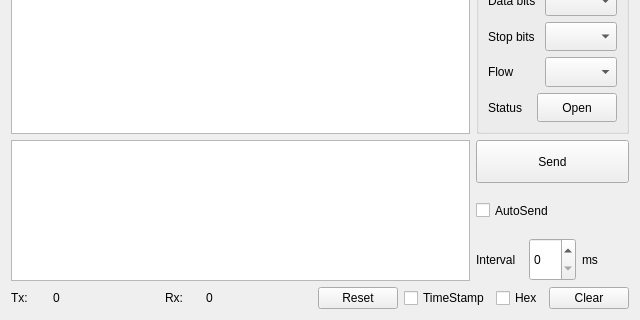
This is CSerialDebug/SerialDebugWidget.ui in caijun2020/Serial_Debug_Tool as Qt 5 draws it before an edit; both pictures show x 0 to 640 and y 160 to 480 of the 640 by 480 pixel window. The edited form follows.
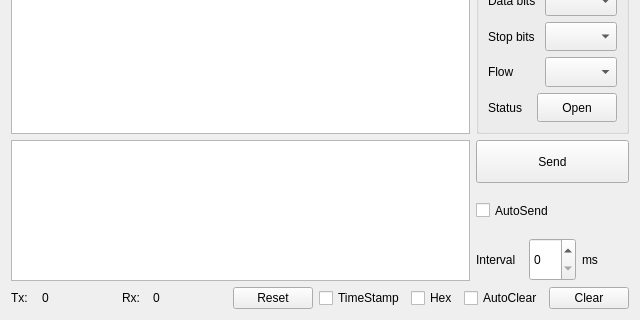
This is the edited form.

Commit message: 1. Add hex format and auto clear in UI SerialDebugWidget 2. Use signals and slots to start/stop timerForRx in class QSerialPort for multi-thread programming 3. Add signals and slots startPolling(), stopPolling() and slots startPollingTimer() and stopPollingTimer() in class QSerialPort

Patch:
```diff
--- a/CSerialDebug/SerialDebugWidget.ui
+++ b/CSerialDebug/SerialDebugWidget.ui
@@ -246,7 +246,7 @@
     </layout>
    </item>
    <item row="2" column="0">
-    <layout class="QHBoxLayout" name="horizontalLayout_14" stretch="3,1">
+    <layout class="QHBoxLayout" name="horizontalLayout_14" stretch="1,1">
      <item>
       <layout class="QHBoxLayout" name="horizontalLayout_11">
        <item>
@@ -328,6 +328,13 @@
          </property>
         </widget>
        </item>
+       <item>
+        <widget class="QCheckBox" name="checkBox_autoClear">
+         <property name="text">
+          <string>AutoClear</string>
+         </property>
+        </widget>
+       </item>
        <item>
         <widget class="QPushButton" name="pushButton_clear">
          <property name="sizePolicy">
```
The commit also changes 6 other files.
